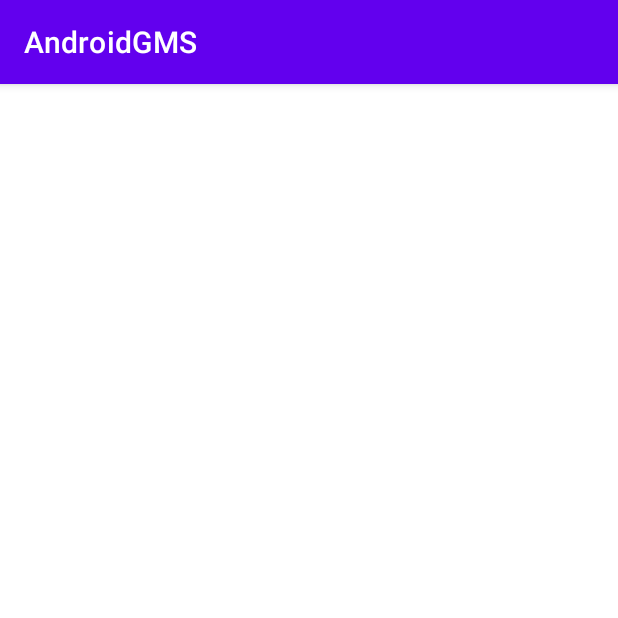
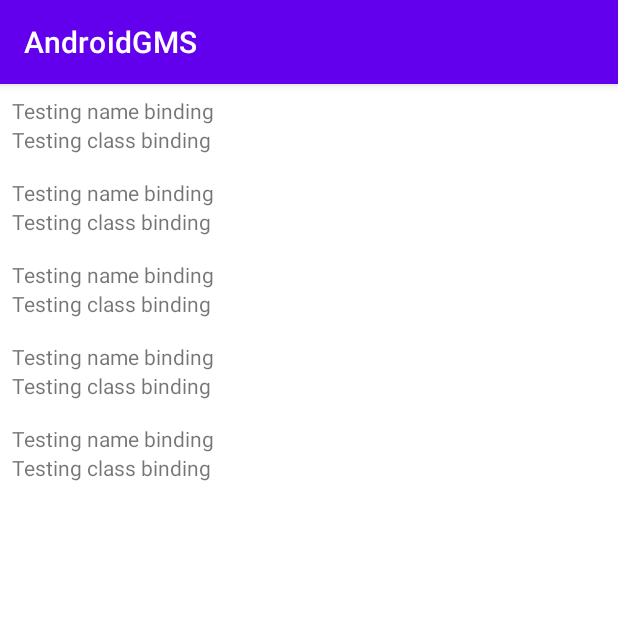
Before and after one commit to mikeladkins/AndroidGMS, an Android app: the RosterListFragment screen opened directly, with no data from a screen before it, on a phone screen of 412 x 824 dp, the top half of it. Run offline under Robolectric (Android 15) with nearby library versions, the light colour scheme and no system bars.

Commit message:
Updating gitignore. Adding a view for an individual to be displayed, and populating with an adapter.

```diff
--- a/app/src/main/java/com/madkins/androidgms/RosterListFragment.kt
+++ b/app/src/main/java/com/madkins/androidgms/RosterListFragment.kt
@@ -5,12 +5,14 @@ import androidx.fragment.app.Fragment
 import android.view.LayoutInflater
 import android.view.View
 import android.view.ViewGroup
+import android.widget.TextView
 import androidx.recyclerview.widget.LinearLayoutManager
 import androidx.recyclerview.widget.RecyclerView
 
 class RosterListFragment : Fragment() {
 
     private lateinit var rosterRecyclerView: RecyclerView
+    private var adapter: RosterAdapter? = null
 
     override fun onCreate(savedInstanceState: Bundle?) {
         super.onCreate(savedInstanceState)
@@ -23,7 +25,14 @@ class RosterListFragment : Fragment() {
         rosterRecyclerView = view.findViewById(R.id.roster_recycler_view) as RecyclerView
         rosterRecyclerView.layoutManager = LinearLayoutManager(context)
 
+        updateUI()
+
         return view
+    }
+
+    private fun updateUI() {
+        adapter = RosterAdapter() // Pass in the ist of players to the adapter here
+        rosterRecyclerView.adapter = adapter
     }
 
     companion object {
@@ -31,4 +40,29 @@ class RosterListFragment : Fragment() {
             return RosterListFragment()
         }
     }
+
+    private inner class RosterHolder(view: View) : RecyclerView.ViewHolder(view) {
+        val nameTextView: TextView = itemView.findViewById(R.id.text_player_name)
+        val classTextView: TextView = itemView.findViewById(R.id.text_player_class)
+
+
+    }
+
+    private inner class RosterAdapter(
+        // TODO: pass in a list of layer objects pulled from a DB to populate the views
+    ) : RecyclerView.Adapter<RosterHolder>() {
+        override fun onCreateViewHolder(parent: ViewGroup, viewType: Int): RosterHolder {
+            val view = layoutInflater.inflate(R.layout.list_item_player, parent, false)
+            return RosterHolder(view)
+        }
+
+        override fun getItemCount() = 5
+
+        override fun onBindViewHolder(holder: RosterHolder, position: Int) {
+            holder.apply {
+                nameTextView.text = "Testing name binding"
+                classTextView.text = "Testing class binding"
+            }
+        }
+    }
 }
--- /dev/null
+++ b/app/src/main/res/layout/list_item_player.xml
@@ -0,0 +1,21 @@
+<?xml version="1.0" encoding="utf-8"?>
+<LinearLayout
+    xmlns:android="http://schemas.android.com/apk/res/android"
+    android:orientation="vertical"
+    android:layout_width="match_parent"
+    android:layout_height="wrap_content"
+    android:padding="8dp" >
+
+    <TextView
+        android:id="@+id/text_player_name"
+        android:layout_width="match_parent"
+        android:layout_height="wrap_content"
+        android:text="test name" />
+
+    <TextView
+        android:id="@+id/text_player_class"
+        android:layout_width="match_parent"
+        android:layout_height="wrap_content"
+        android:text="test class" />
+
+</LinearLayout>
```
Also changed, not shown: 1 other file.
